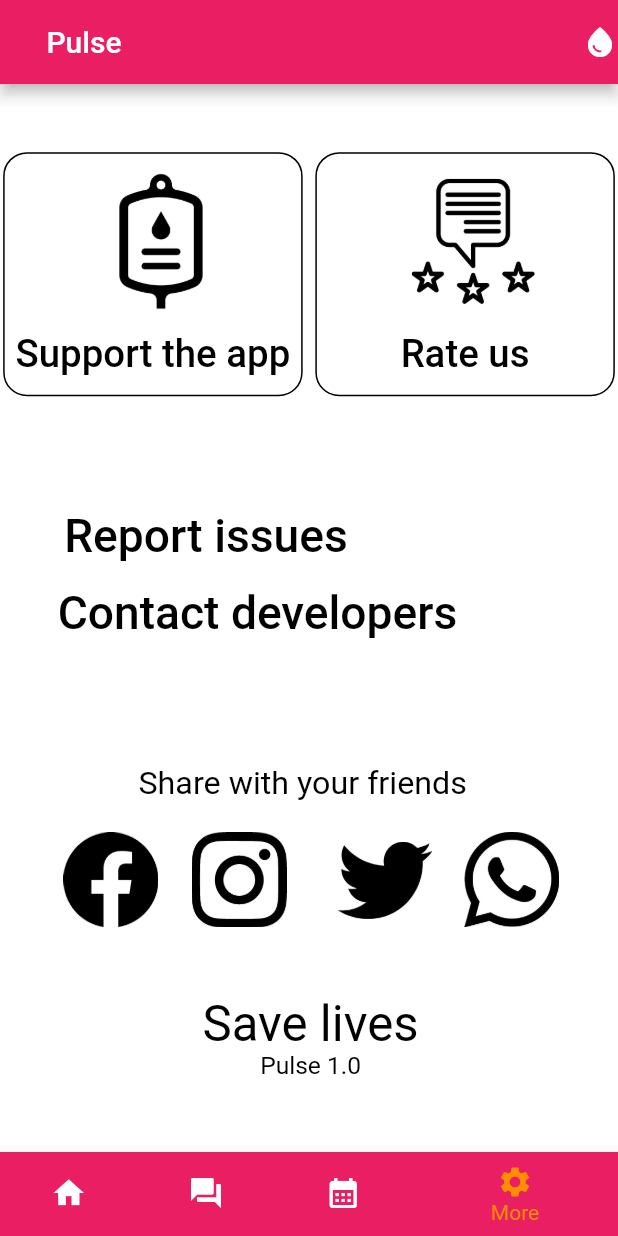
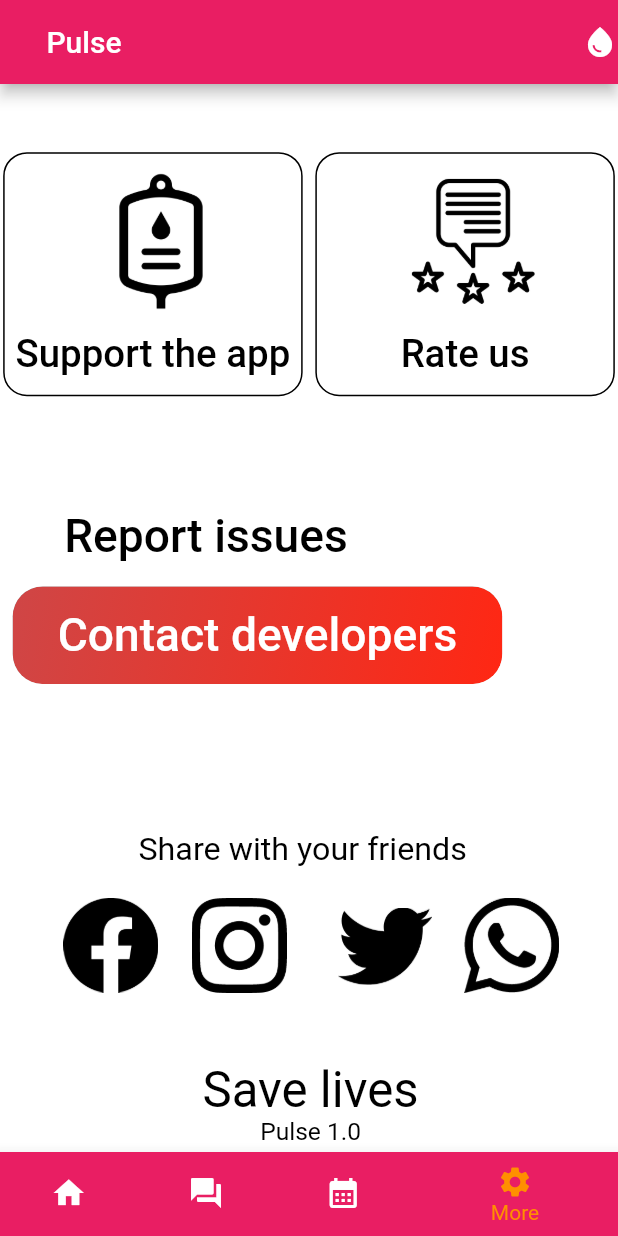
Before and after one commit to SalimMabed/Solution-challenge-2023-Pulse, a Flutter app: the screen it shows after launch, item 4 of the bottom bar chosen, on a phone screen of 412 x 824 dp. Run offline on Flutter 3.47's test engine with Material 2 defaults, Android fonts, the light colour scheme and no system bars; drawn by our look-alikes of flutter_neumorphic; our stand-ins replace google_fonts, google_maps_flutter, table_calendar.

Commit message:
contact devloper

```diff
--- a/lib/Pages/more.dart
+++ b/lib/Pages/more.dart
@@ -3,6 +3,8 @@ import 'utils.dart';
 import 'package:url_launcher/url_launcher.dart';
 
 import 'package:flutter/services.dart';
+import 'package:flutter_neumorphic/flutter_neumorphic.dart';
+
 
 class More extends StatelessWidget {
   @override
@@ -232,21 +234,87 @@ GestureDetector(
                       ),
                     ),
                   ),
+
+
+
+
+
+
+
+
 Container(
-                    // contactdevelopersR97 (124:42)
-                    margin: EdgeInsets.fromLTRB(
-                        0 * fem, 0 * fem, 65 * fem, 80 * fem),
+  margin: EdgeInsets.fromLTRB(0*fem, 0*fem, 65*fem, 93*fem),
+  child: Neumorphic(
+    style: NeumorphicStyle(
+      color: Color(0xFFECF0F3),
+      depth: -5,
+      intensity: 0.7,
+      lightSource: LightSource.topLeft,
+      shape: NeumorphicShape.flat,
+      boxShape: NeumorphicBoxShape.roundRect(
+        BorderRadius.circular(20),
+      ),
+    ),
+    child: Container(
+      decoration: BoxDecoration(
+        gradient: LinearGradient(
+          colors: [
+            Color.fromARGB(255, 207, 70, 70),
+            Color.fromARGB(255, 255, 39, 19),
+          ],
+          begin: Alignment.topLeft,
+          end: Alignment.bottomRight,
+        ),
+        borderRadius: BorderRadius.circular(20),
+      ),
+      child: Material(
+        color: Colors.transparent,
+        child: InkWell(
+          onTap: () {
+
+            launch('https://www.linkedin.com/in/salim-mabed-27308a227');
+            launch('https://www.linkedin.com/in/hanine-bouchiba-aab62120b');
+            launch('https://www.linkedin.com/in/abderrahmanebenaissa');
+            launch('https://www.linkedin.com/in/hakim-ghernaout-266897251');
+
+
+
+
+          },
+          child: Container(
+            padding: EdgeInsets.symmetric(vertical: 15, horizontal: 30),
             child: Text(
               'Contact developers',
               style: SafeGoogleFont(
                 'Roboto',
-                        fontSize: 30 * ffem,
+                fontSize: 30*ffem,
                 fontWeight: FontWeight.w500,
-                        height: 1.1725 * ffem / fem,
-                        color: Color(0xff000000),
+                height: 1.1725*ffem/fem,
+                color: Colors.white,
               ),
             ),
           ),
+        ),
+      ),
+    ),
+  ),
+),
+
+
+
+
+
+
+
+
+
+
+
+
+
+
+
+
                   Container(
                     // sharewithyourfriends5jT (127:21)
                     margin: EdgeInsets.fromLTRB(
```
Lines whose indentation alone changed are shown as unchanged.
